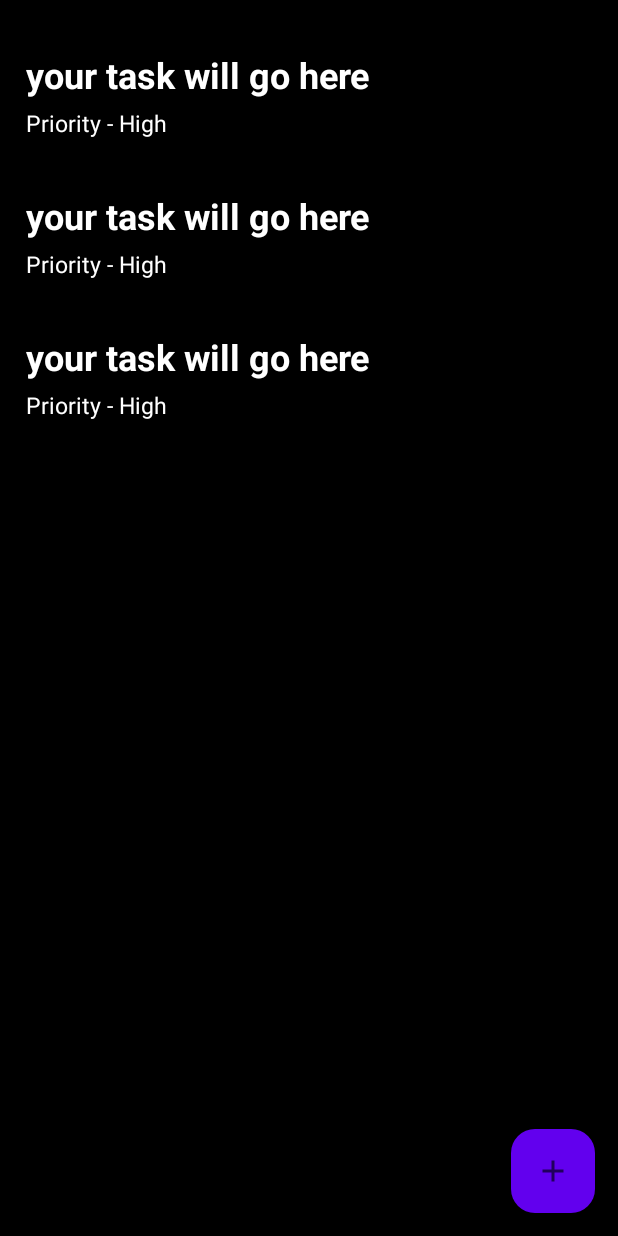
After one commit to varun-chaudhary/OneStop, an Android app: the layout fragment_completed_task.xml on its own in the app's theme, with its tools: preview values and no code run, on a phone screen of 412 x 824 dp. The commit adds this screen. Run offline under Robolectric (Android 15) with nearby library versions, the phone set to English and light mode, and no system bars.

Commit message:
tabswip fragmnts done

```diff
--- a/OneStop/app/src/main/java/com/example/onestop/taskmanager/CardInfo.kt
+++ b/OneStop/app/src/main/java/com/example/onestop/taskmanager/CardInfo.kt
@@ -2,5 +2,6 @@ package com.example.onestop.taskmanager
 
 data class CardInfo(
     var title:String,
-    var priority:String
+    var priority:String,
+    var done:Boolean
 )
--- a/OneStop/app/src/main/java/com/example/onestop/taskmanager/DataObject.kt
+++ b/OneStop/app/src/main/java/com/example/onestop/taskmanager/DataObject.kt
@@ -5,7 +5,7 @@ object DataObject {
     var listdata = mutableListOf<CardInfo>()
 
     fun setData(title: String, priority: String) {
-        listdata.add(CardInfo(title, priority))
+        listdata.add(CardInfo(title, priority,false))
     }
 
     fun getAllData(): List<CardInfo> {
@@ -24,10 +24,11 @@ object DataObject {
         listdata.removeAt(pos)
     }
 
-    fun updateData(pos:Int,title:String,priority:String)
+    fun updateData(pos:Int,title:String,priority:String,stt:Boolean)
     {
         listdata[pos].title=title
         listdata[pos].priority=priority
+        listdata[pos].done=stt
     }
 
 }
--- a/OneStop/app/src/main/java/com/example/onestop/taskmanager/Entity.kt
+++ b/OneStop/app/src/main/java/com/example/onestop/taskmanager/Entity.kt
@@ -8,5 +8,7 @@ data class Entity(
     @PrimaryKey(autoGenerate = true)
     var id:Int,
     var title:String,
-    var priority:String
+    var priority:String,
+    var done:Boolean
+
 )
--- a/OneStop/app/src/main/res/layout/activity_create_card.xml
+++ b/OneStop/app/src/main/res/layout/activity_create_card.xml
@@ -5,7 +5,6 @@
     android:layout_width="match_parent"
     android:layout_height="match_parent"
     android:background="@color/black"
-
     tools:context=".taskmanager.CreateCard"
     android:orientation="vertical"
     android:padding="30dp"
--- a/OneStop/app/src/main/res/layout/activity_update_card.xml
+++ b/OneStop/app/src/main/res/layout/activity_update_card.xml
@@ -60,11 +60,11 @@
         android:layout_weight="1"/>
 
         <Button
-            android:id="@+id/delete_button"
+            android:id="@+id/done"
             android:layout_width="wrap_content"
             android:layout_height="wrap_content"
             android:backgroundTint="#FF5722"
-            android:text="Delete"/>
+            android:text="Done"/>
     </LinearLayout>
 
 </LinearLayout>
--- /dev/null
+++ b/OneStop/app/src/main/res/layout/fragment_completed_task.xml
@@ -0,0 +1,44 @@
+<?xml version="1.0" encoding="utf-8"?>
+<LinearLayout xmlns:android="http://schemas.android.com/apk/res/android"
+    xmlns:tools="http://schemas.android.com/tools"
+    android:layout_width="match_parent"
+    android:layout_height="match_parent"
+    android:orientation="vertical"
+    android:background="@color/black"
+    tools:context=".taskmanager.CompletedTask">
+    <LinearLayout
+        android:layout_width="match_parent"
+        android:layout_height="wrap_content"
+        android:layout_margin="8dp"
+        android:gravity="center"
+        android:orientation="horizontal">
+
+
+
+    </LinearLayout>
+
+    <FrameLayout
+        android:layout_width="match_parent"
+        android:layout_height="match_parent">
+
+        <androidx.recyclerview.widget.RecyclerView
+            android:id="@+id/recycler_view"
+            tools:listitem="@layout/view"
+            android:layout_width="match_parent"
+            android:layout_height="match_parent" />
+
+        <com.google.android.material.floatingactionbutton.FloatingActionButton
+            android:id="@+id/add"
+            android:layout_width="wrap_content"
+            android:layout_height="wrap_content"
+            android:layout_alignParentEnd="true"
+            android:layout_alignParentBottom="true"
+            android:layout_margin="15dp"
+            android:layout_gravity="bottom|end"
+            android:backgroundTint="@color/colorPrimary"
+            android:src="@drawable/ic_add" />
+
+    </FrameLayout>
+
+
+</LinearLayout>
```
Also changed, not shown: OneStop/app/src/main/java/com/example/onestop/taskmanager/CompletedTask.kt (added, +25 -0 lines), OneStop/app/src/main/java/com/example/onestop/taskmanager/IncompleteTask.kt (added, +26 -0 lines), OneStop/app/src/main/java/com/example/onestop/taskmanager/UpdateCard.kt (+17 -15 lines), OneStop/app/src/main/res/layout/fragment_incomplete_task.xml (added, +34 -0 lines).
